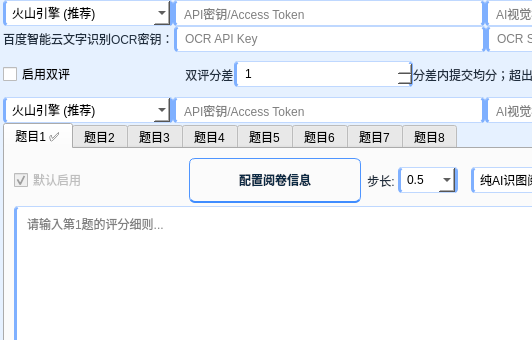
Old version of the form setting/八题.ui in the repository bangongshi107/AI-auto-grading-ocr-7; both pictures show x 0 to 532 and y 0 to 340 of the 800 by 970 pixel window.
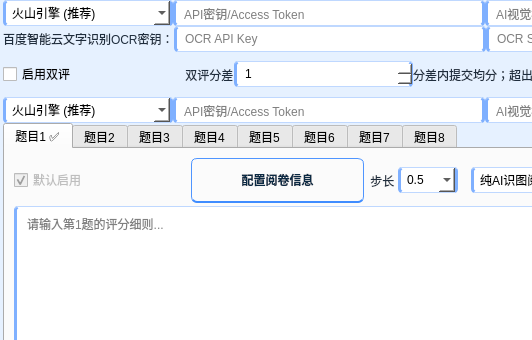
New version of the form.

```diff
--- a/setting/八题.ui
+++ b/setting/八题.ui
@@ -683,7 +683,7 @@
                  </sizepolicy>
                 </property>
                 <property name="text">
-                 <string> 步长:</string>
+                 <string> 步长</string>
                 </property>
                </widget>
               </item>
```
Left out of the diff: 32 changed lines with no effect on the pictures.
